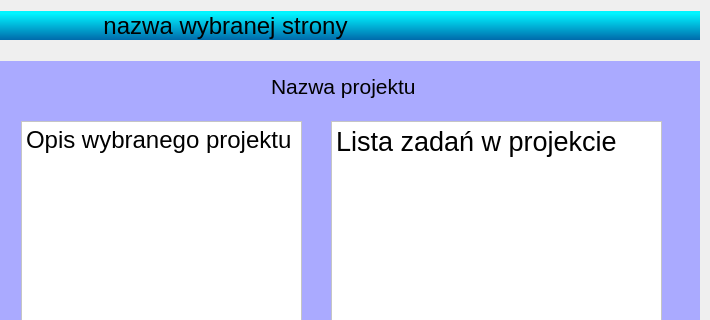
Sleyn2/IO_projectmanagement, file project_managment/project_managment/project_managment.ui: the form before one commit; both pictures show x 570 to 1280 and y 0 to 320 of the 1280 by 720 pixel window.
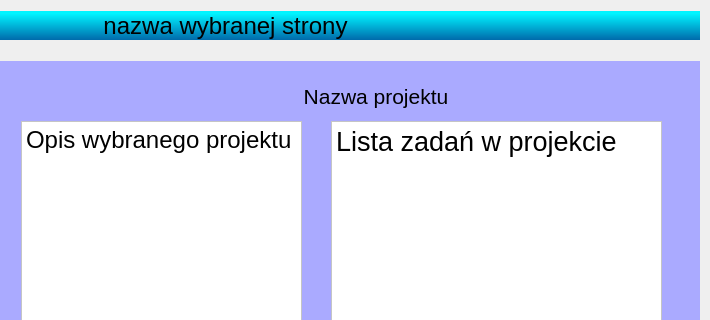
The form after the commit. The open tabs and pages were chosen to show the change.

```diff
--- a/project_managment/project_managment/project_managment.ui
+++ b/project_managment/project_managment/project_managment.ui
@@ -413,10 +413,10 @@
          <widget class="QLabel" name="label_6">
           <property name="geometry">
            <rect>
-            <x>270</x>
-            <y>10</y>
-            <width>151</width>
-            <height>31</height>
+            <x>100</x>
+            <y>20</y>
+            <width>550</width>
+            <height>30</height>
            </rect>
           </property>
           <property name="font">
@@ -427,6 +427,9 @@
           <property name="text">
            <string>Nazwa projektu</string>
           </property>
+          <property name="alignment">
+           <set>Qt::AlignCenter</set>
+          </property>
          </widget>
          <widget class="QPushButton" name="pushButton_8">
           <property name="geometry">
```
Left out of the diff: 24 changed lines with no effect on the pictures.
